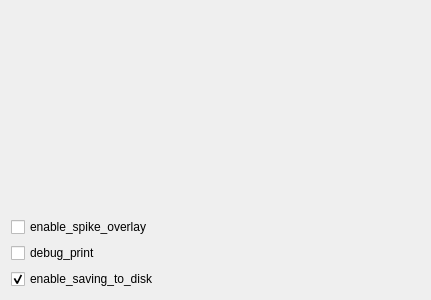
Old version of the form src/pyphoplacecellanalysis/GUI/Qt/FigureFormatConfigControls/FigureFormatConfigControls.ui in the repository CommanderPho/pyPhoPlaceCellAnalysis.
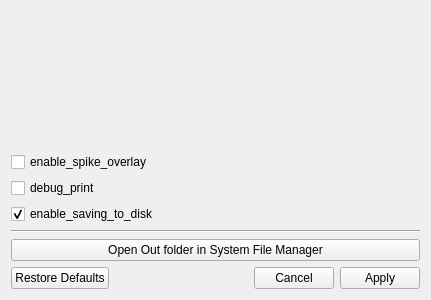
New version of the form. Custom widgets are drawn as their Qt base class.

Patch:
```diff
--- a/src/pyphoplacecellanalysis/GUI/Qt/FigureFormatConfigControls/FigureFormatConfigControls.ui
+++ b/src/pyphoplacecellanalysis/GUI/Qt/FigureFormatConfigControls/FigureFormatConfigControls.ui
@@ -47,6 +47,27 @@
      </property>
     </widget>
    </item>
+   <item>
+    <widget class="Line" name="line">
+     <property name="orientation">
+      <enum>Qt::Horizontal</enum>
+     </property>
+    </widget>
+   </item>
+   <item>
+    <widget class="QPushButton" name="pushButton">
+     <property name="text">
+      <string>Open Out folder in System File Manager</string>
+     </property>
+    </widget>
+   </item>
+   <item>
+    <widget class="QDialogButtonBox" name="buttonBox">
+     <property name="standardButtons">
+      <set>QDialogButtonBox::Apply|QDialogButtonBox::Cancel|QDialogButtonBox::RestoreDefaults</set>
+     </property>
+    </widget>
+   </item>
   </layout>
  </widget>
  <customwidgets>
```
